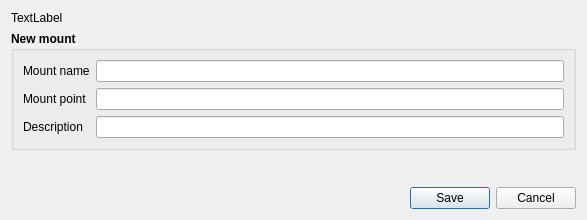
Qt form src/dlgaddeditmount.ui (syyyr/shvspy) before a commit.
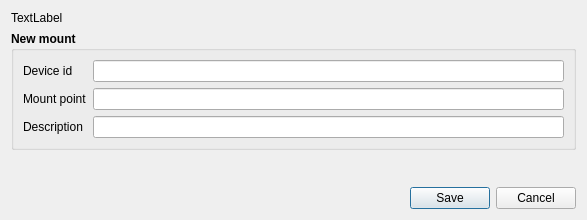
The same form after that commit.

Patch:
```diff
--- a/src/dlgaddeditmount.ui
+++ b/src/dlgaddeditmount.ui
@@ -42,7 +42,7 @@
          </font>
         </property>
         <property name="text">
-         <string>Mount name</string>
+         <string>Device id</string>
         </property>
        </widget>
       </item>
```
Left out of the diff: 2 changed lines with no effect on the pictures.
